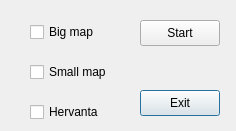
Old version of the form Game/dialog.ui in the repository toivow/Otekn.
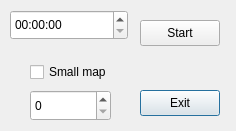
New version of the form.

Diff of the .ui file:
```diff
--- a/Game/dialog.ui
+++ b/Game/dialog.ui
@@ -13,19 +13,6 @@
   <property name="windowTitle">
    <string>Dialog</string>
   </property>
-  <widget class="QCheckBox" name="big_map">
-   <property name="geometry">
-    <rect>
-     <x>30</x>
-     <y>20</y>
-     <width>91</width>
-     <height>24</height>
-    </rect>
-   </property>
-   <property name="text">
-    <string>Big map</string>
-   </property>
-  </widget>
   <widget class="QCheckBox" name="small_map">
    <property name="geometry">
     <rect>
@@ -39,19 +26,6 @@
     <string>Small map</string>
    </property>
   </widget>
-  <widget class="QCheckBox" name="hervanta_map">
-   <property name="geometry">
-    <rect>
-     <x>30</x>
-     <y>100</y>
-     <width>91</width>
-     <height>24</height>
-    </rect>
-   </property>
-   <property name="text">
-    <string>Hervanta</string>
-   </property>
-  </widget>
   <widget class="QPushButton" name="exit_button">
    <property name="geometry">
     <rect>
@@ -78,6 +52,26 @@
     <string>Start</string>
    </property>
   </widget>
+  <widget class="QSpinBox" name="peliaika">
+   <property name="geometry">
+    <rect>
+     <x>30</x>
+     <y>90</y>
+     <width>81</width>
+     <height>31</height>
+    </rect>
+   </property>
+  </widget>
+  <widget class="QTimeEdit" name="startingtime">
+   <property name="geometry">
+    <rect>
+     <x>10</x>
+     <y>10</y>
+     <width>118</width>
+     <height>30</height>
+    </rect>
+   </property>
+  </widget>
  </widget>
  <resources/>
  <connections/>
```
